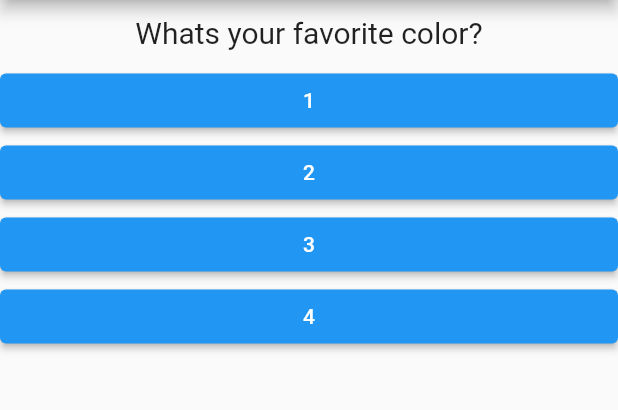
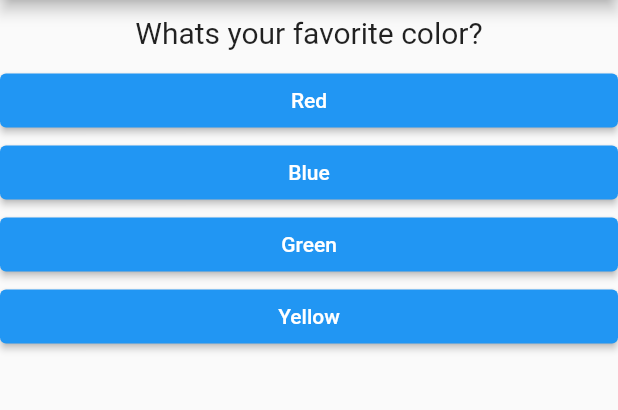
Before and after one commit to ethernetz/learning-flutter, a Flutter app: the screen it shows after launch, on a phone screen of 412 x 824 dp, the part 84-494 px from its top. Run offline on Flutter 3.47's test engine with Material 2 defaults, Android fonts, the phone set to English and light mode, and no system bars.

Commit message:
cleanup devcontainer

```diff
--- a/app/lib/main.dart
+++ b/app/lib/main.dart
@@ -31,10 +31,10 @@ class _MyAppState extends State<MyApp> {
       QuestionType(
         question: "Whats your favorite color?",
         answers: [
-          '1',
-          '2',
-          '3',
-          '4',
+          'Red',
+          'Blue',
+          'Green',
+          'Yellow',
         ],
         answerIndex: 1,
       ),
```
Also changed, not shown: .devcontainer/devcontainer.json, 1 other file.
